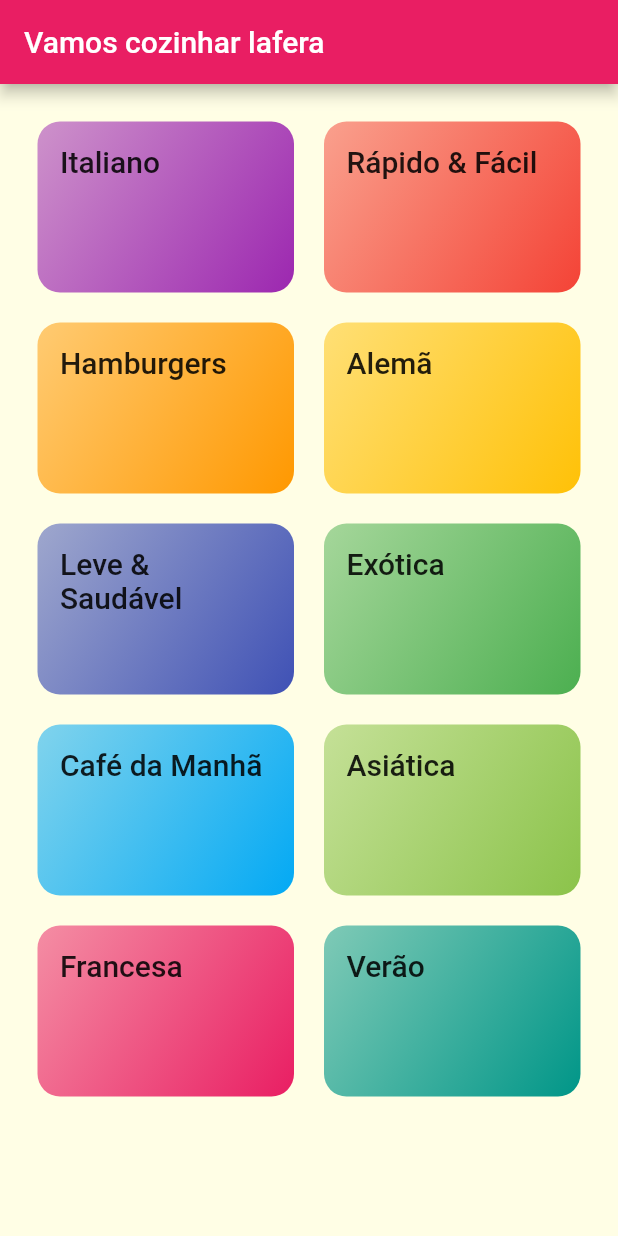
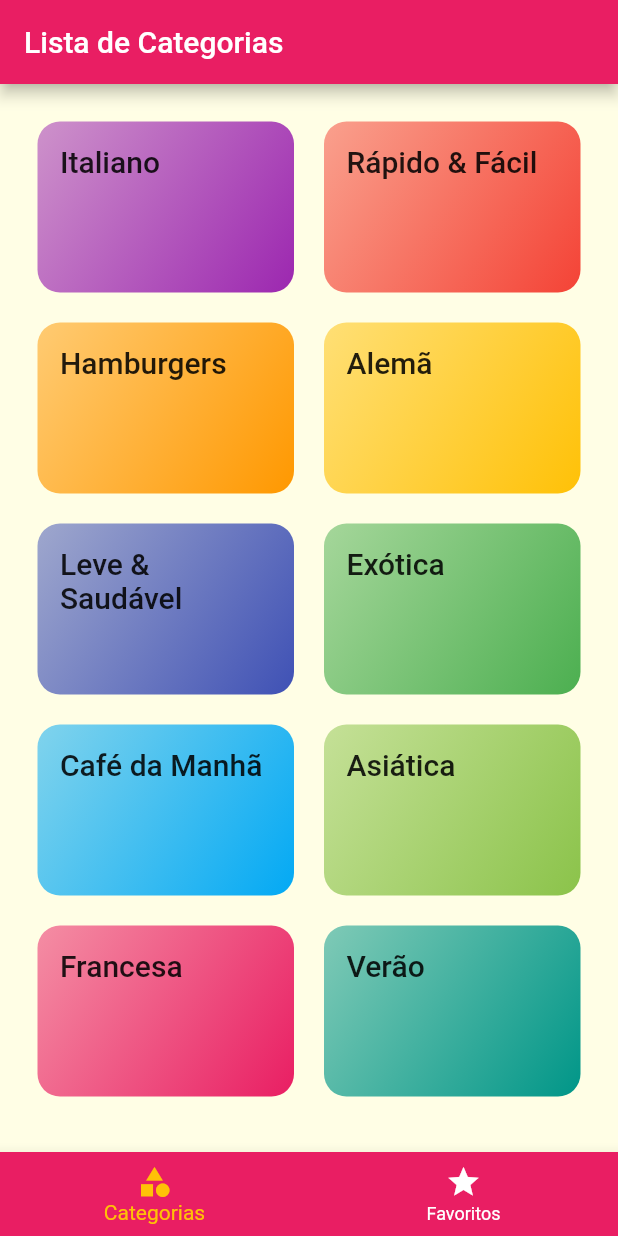
Before and after one commit to adhmattheus/Flutter, a Flutter app: the screen it shows after launch, on a phone screen of 412 x 824 dp. Run offline on Flutter 3.47's test engine with Material 2 defaults, Android fonts, the phone set to English and light mode, and no system bars.

Commit message:
tabBar finished

```diff
--- a/app_screens/lib/main.dart
+++ b/app_screens/lib/main.dart
@@ -8,6 +8,7 @@ import 'screens/categories_screen.dart';
 import 'screens/categories_meals_screen.dart';
 import 'utils/app_routes.dart';
 import 'screens/meal_detail_screen.dart';
+import 'screens/tabs_screen.dart';
 
 void main() {
   HttpOverrides.global = MyHttpOverrides();
@@ -34,7 +35,7 @@ class MyApp extends StatelessWidget {
             ),
       ),
       routes: {
-        AppRoutes.HOME: (ctx) => CategoriesScreen(),
+        AppRoutes.HOME: (ctx) => TabsScreen(),
         AppRoutes.CATEGORIES_MEALS: (ctx) => CategoriesMealsScreen(),
         AppRoutes.MEAL_DETAIL: (ctx) => MealDetailScreen(),
       },
--- a/app_screens/lib/screens/categories_screen.dart
+++ b/app_screens/lib/screens/categories_screen.dart
@@ -8,11 +8,7 @@ class CategoriesScreen extends StatelessWidget {
 
   @override
   Widget build(BuildContext context) {
-    return Scaffold(
-      appBar: AppBar(
-        title: Text("Vamos cozinhar lafera"),
-      ),
-      body: GridView(
+    return GridView(
       padding: const EdgeInsets.all(25),
       gridDelegate: SliverGridDelegateWithMaxCrossAxisExtent(
         maxCrossAxisExtent: 200,
@@ -23,7 +19,6 @@ class CategoriesScreen extends StatelessWidget {
       children: DUMMY_CATEGORIES.map((cat) {
         return CategoryItem(cat);
       }).toList(),
-      ),
     );
   }
 }
--- /dev/null
+++ b/app_screens/lib/screens/favorite_screen.dart
@@ -0,0 +1,14 @@
+// ignore_for_file: prefer_const_constructors
+
+import 'package:flutter/material.dart';
+
+class FavoriteScreen extends StatelessWidget {
+  const FavoriteScreen({Key? key}) : super(key: key);
+
+  @override
+  Widget build(BuildContext context) {
+    return Center(
+      child: Text('comidas favoritas'),
+    );
+  }
+}
--- /dev/null
+++ b/app_screens/lib/screens/tabs_screen.dart
@@ -0,0 +1,59 @@
+// ignore_for_file: prefer_const_constructors, deprecated_member_use, unused_field
+
+import 'package:flutter/material.dart';
+import 'categories_screen.dart';
+import 'favorite_screen.dart';
+
+class TabsScreen extends StatefulWidget {
+  const TabsScreen({Key? key}) : super(key: key);
+
+  @override
+  State<TabsScreen> createState() => _TabsScreenState();
+}
+
+class _TabsScreenState extends State<TabsScreen> {
+  int _selectedScreenIndex = 0;
+  final List<String> _titles = [
+    'Lista de Categorias',
+    'Meus Favoritos',
+  ];
+
+  final List<Widget> _screens = [
+    CategoriesScreen(),
+    FavoriteScreen(),
+  ];
+
+  _selectScreen(int index) {
+    setState(() {
+      _selectedScreenIndex = index;
+    });
+  }
+
+  @override
+  Widget build(BuildContext context) {
+    return Scaffold(
+      appBar: AppBar(
+        title: Text(_titles[_selectedScreenIndex]),
+      ),
+      body: _screens[_selectedScreenIndex],
+      bottomNavigationBar: BottomNavigationBar(
+        onTap: _selectScreen,
+        backgroundColor: Theme.of(context).primaryColor,
+        unselectedItemColor: Colors.white,
+        selectedItemColor: Theme.of(context).accentColor,
+        currentIndex: _selectedScreenIndex,
+        // ignore: prefer_const_literals_to_create_immutables
+        items: [
+          BottomNavigationBarItem(
+            icon: Icon(Icons.category),
+            title: Text('Categorias'),
+          ),
+          BottomNavigationBarItem(
+            icon: Icon(Icons.star),
+            title: Text('Favoritos'),
+          ),
+        ],
+      ),
+    );
+  }
+}
```
Lines whose indentation alone changed are shown as unchanged.
